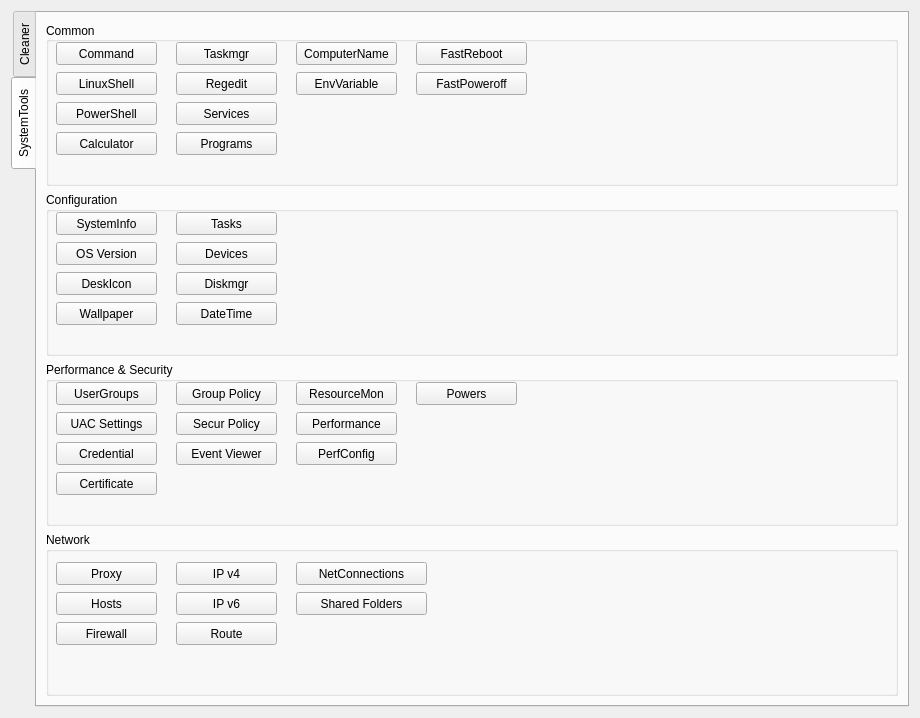
First picture: the form in src/OpenArk/ui/utilities.ui, repository BlackINT3/OpenArk, before the edit.
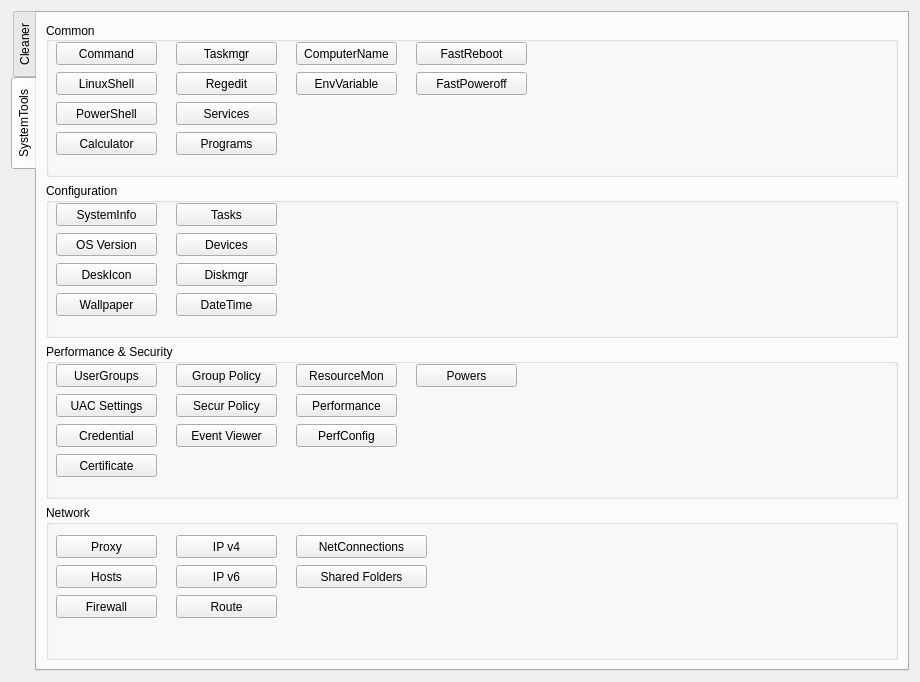
Second picture: the form after the edit. Icons and pictures are not drawn.

The edit to the form file:
```diff
--- a/src/OpenArk/ui/utilities.ui
+++ b/src/OpenArk/ui/utilities.ui
@@ -7,7 +7,7 @@
     <x>0</x>
     <y>0</y>
     <width>920</width>
-    <height>718</height>
+    <height>682</height>
    </rect>
   </property>
   <property name="windowTitle">
```
